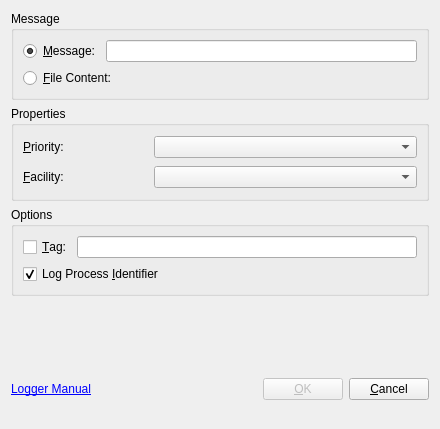
The window that src/loggerDialogBase.ui (KDE/ksystemlog) describes before a commit, drawn with Qt 5.
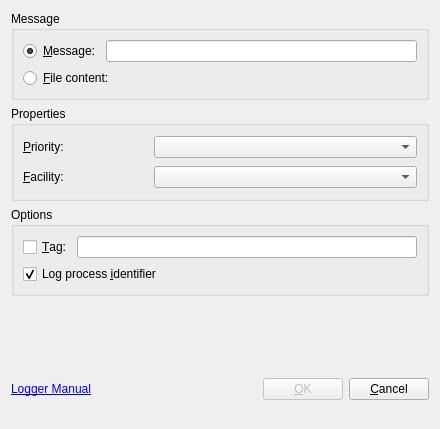
The same window after the commit. Custom widgets are drawn as their Qt base class.

What changed in the file:
```diff
--- a/src/loggerDialogBase.ui
+++ b/src/loggerDialogBase.ui
@@ -49,7 +49,7 @@
       <item row="1" column="0" colspan="2" >
        <widget class="QRadioButton" name="fileActivation" >
         <property name="text" >
-         <string>&amp;File Content:</string>
+         <string>&amp;File content:</string>
         </property>
        </widget>
       </item>
@@ -238,7 +238,7 @@
       <item>
        <widget class="QCheckBox" name="useProcessIdentifier" >
         <property name="text" >
-         <string>Log Process &amp;Identifier</string>
+         <string>Log process &amp;identifier</string>
         </property>
         <property name="checked" >
          <bool>true</bool>
```
